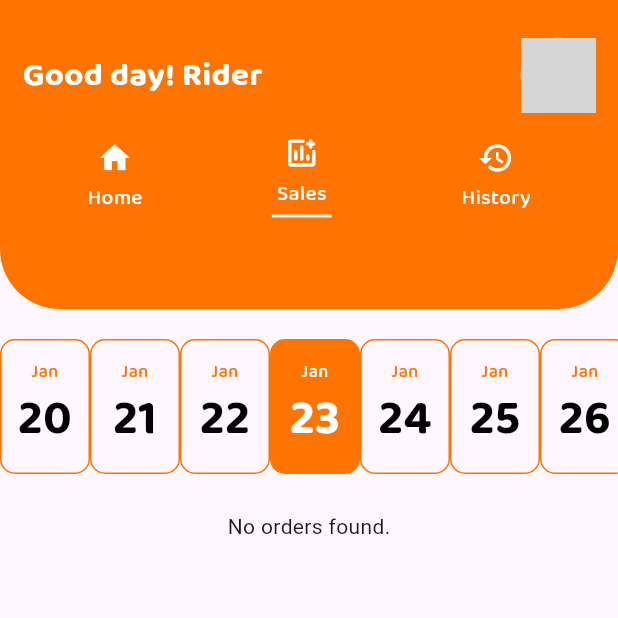
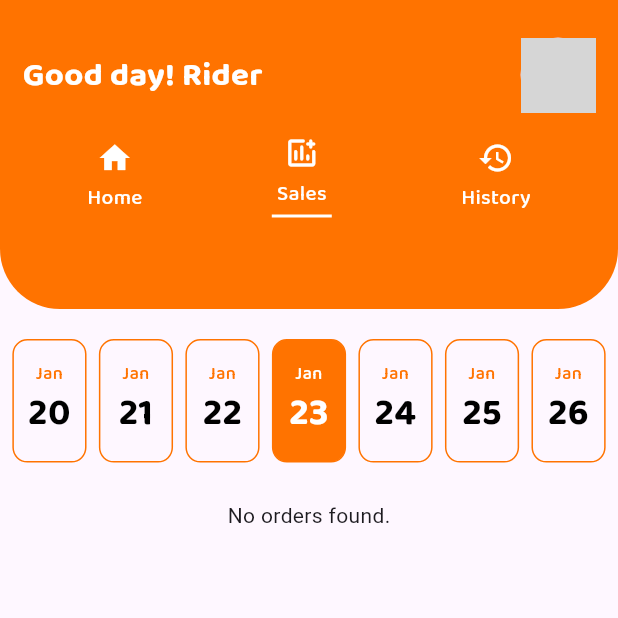
Before and after one commit to lansoyyy/zippy_rider, a Flutter app: the SalesTab screen opened directly, on a phone screen of 412 x 824 dp, the top half of it. Run offline on Flutter 3.47's test engine with Material 3 defaults, Android fonts, the phone set to English and light mode, and no system bars; our stand-ins replace cloud_firestore, firebase_auth, firebase_core, firebase_storage, fluttertoast, google_maps_flutter and 1 more; accounts and stored records are empty; network calls fail; grey boxes are pictures that could not be loaded.

Commit message:
fixed: overlapping calendar

```diff
--- a/lib/screens/tabs/sales_tab.dart
+++ b/lib/screens/tabs/sales_tab.dart
@@ -296,8 +296,8 @@ class _SalesTabState extends State<SalesTab> {
                     date.month == now.month &&
                     date.year == now.year;
                 return Container(
-                  width: 60,
-                  height: 90,
+                  width: MediaQuery.of(context).size.width * 0.12,
+                  height: MediaQuery.of(context).size.width * 0.2,
                   decoration: BoxDecoration(
                     color: isToday ? secondary : Colors.transparent,
                     border: Border.all(
@@ -332,7 +332,7 @@ class _SalesTabState extends State<SalesTab> {
                       ),
                       TextWidget(
                         text: '${date.day}',
-                        fontSize: 32,
+                        fontSize: 25,
                         fontFamily: 'Bold',
                         color: isToday ? Colors.white : Colors.black,
                       ),
```
